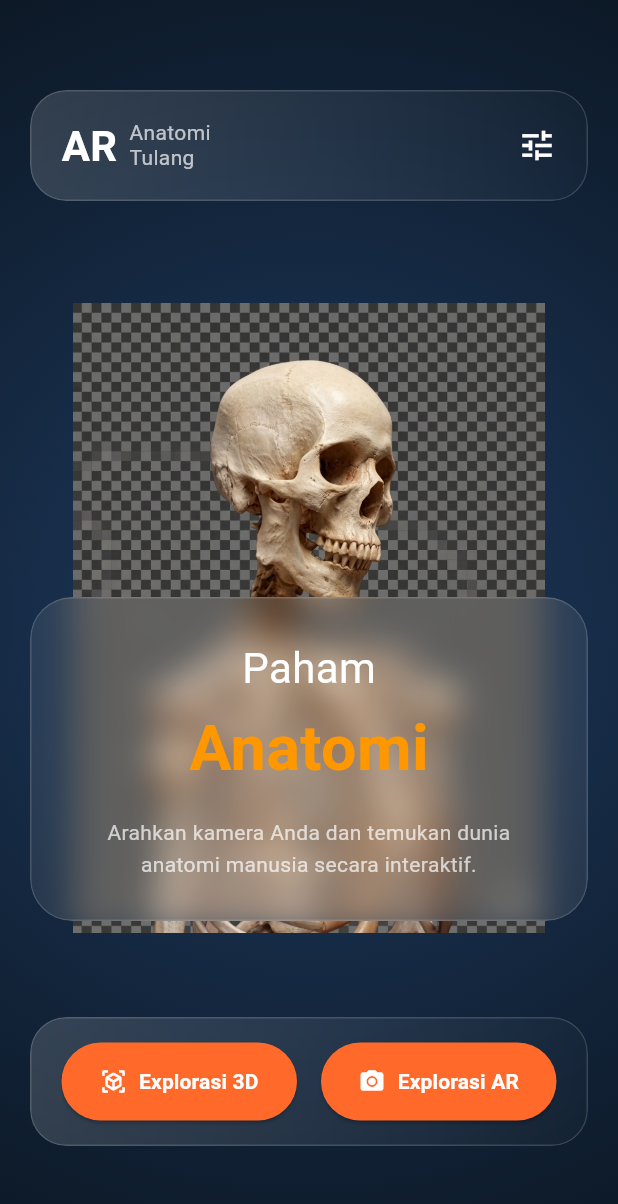
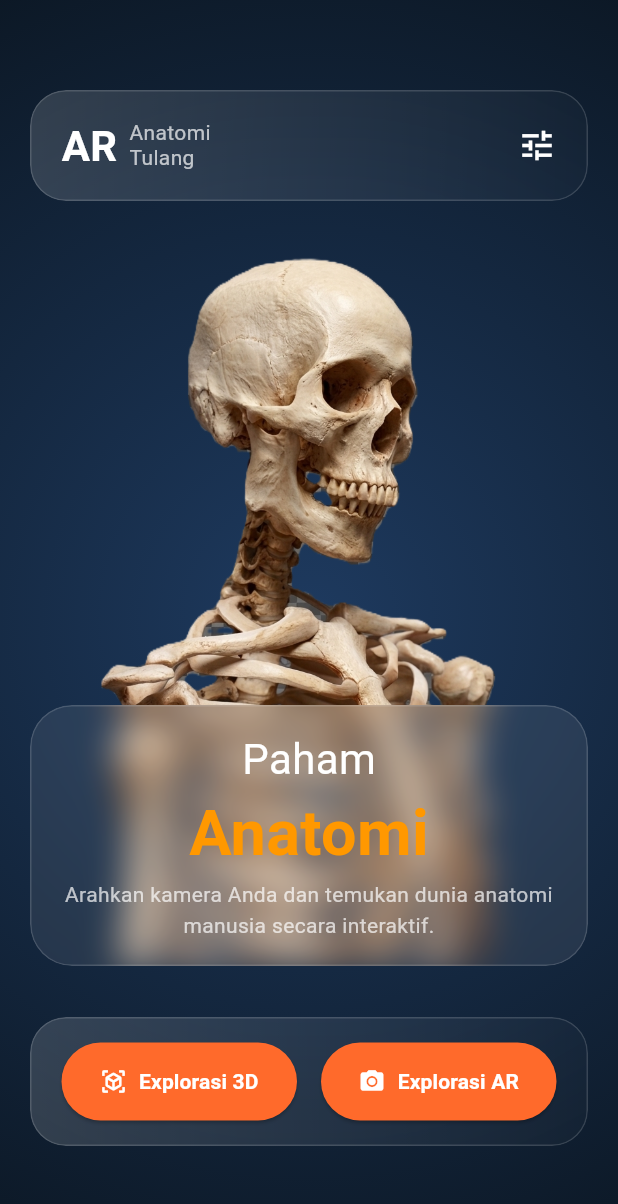
Before and after one commit to disanaufal/flutter-unity-demo, a Flutter app: the screen it shows after launch, on a phone screen of 412 x 824 dp. Shown: the top 1204 px of the screen. Run offline on Flutter 3.47's test engine with Material 3 defaults, Android fonts, the phone set to English and light mode, and no system bars; our stand-ins replace flutter_riverpod.

Commit message:
Improve UI Home Screen

```diff
--- a/lib/app/app.dart
+++ b/lib/app/app.dart
@@ -1,4 +1,5 @@
 import 'package:flutter/material.dart';
+import 'package:flutter/services.dart';
 
 import '../features/home/presentation/pages/home_page.dart';
 
@@ -7,9 +8,22 @@ class MyApp extends StatelessWidget {
 
   @override
   Widget build(BuildContext context) {
-    return const MaterialApp(
-      debugShowCheckedModeBanner: false,
-      home: HomePage(),
+    return AnnotatedRegion<SystemUiOverlayStyle>(
+      value: const SystemUiOverlayStyle(
+        //* makes status bar transparent
+        statusBarColor: Colors.transparent,
+
+        //* white icons (clock, battery, signal)
+        statusBarIconBrightness: Brightness.light,
+
+        //* iOS support
+        statusBarBrightness: Brightness.dark,
+      ),
+
+      child: const MaterialApp(
+        debugShowCheckedModeBanner: false,
+        home: HomePage(),
+      ),
     );
   }
 }
--- a/lib/features/home/presentation/pages/home_page.dart
+++ b/lib/features/home/presentation/pages/home_page.dart
@@ -20,6 +20,7 @@ class HomePage extends StatelessWidget {
               Color(0xFF1E3A5F),
               Color(0xFF0B1622),
             ],
+            stops: [0.0, 1.0],
           ),
         ),
         child: const Stack(
--- a/lib/features/home/presentation/widgets/info_card.dart
+++ b/lib/features/home/presentation/widgets/info_card.dart
@@ -6,18 +6,17 @@ class InfoCard extends StatelessWidget {
   @override
   Widget build(BuildContext context) {
     return Positioned(
-      bottom: 210,
+      bottom: 180,
       left: 20,
       right: 20,
       child: GlassContainer(
-        padding: const EdgeInsets.all(26),
+        padding: const EdgeInsets.all(15),
         borderRadius: 28,
         child: Column(
           mainAxisSize: MainAxisSize.min,
           children: [
             Text("Paham", style: TextStyle(color: Colors.white, fontSize: 28)),
 
-            SizedBox(height: 4),
 
             Text(
               "Anatomi",
@@ -28,7 +27,6 @@ class InfoCard extends StatelessWidget {
               ),
             ),
 
-            SizedBox(height: 16),
 
             Text(
               "Arahkan kamera Anda dan temukan dunia anatomi manusia secara interaktif.",
--- a/lib/features/home/presentation/widgets/skeleton_view.dart
+++ b/lib/features/home/presentation/widgets/skeleton_view.dart
@@ -5,12 +5,16 @@ class SkeletonView extends StatelessWidget {
 
   @override
   Widget build(BuildContext context) {
-    return Align(
-      alignment: Alignment.center,
-      child: Image.asset(
-        "assets/images/skeleton.png",
-        height: 420,
-        fit: BoxFit.contain,
+    return Positioned(
+      bottom: 180,
+      left: 0,
+      right: 0,
+      child: Center(
+        child: Image.asset(
+          "assets/images/skeleton.png",
+          height: MediaQuery.of(context).size.height * 0.63,
+          fit: BoxFit.contain,
+        ),
       ),
     );
   }
```
Also changed, not shown: assets/images/skeleton.png.
